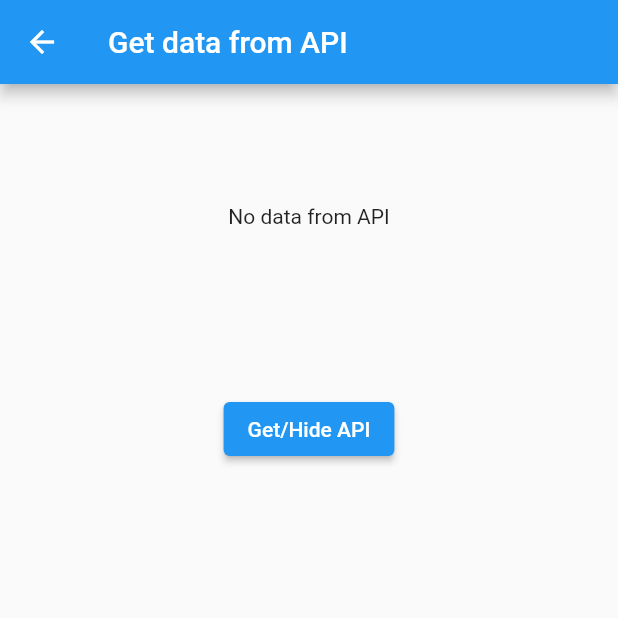
After one commit to tomyamGTX/aqwise_tutorial, a Flutter app: the APIScreen screen opened directly, after a tap on "Get/Hide API", on a phone screen of 412 x 824 dp, the top half of it. The commit adds this screen. Run offline on Flutter 3.47's test engine with Material 2 defaults, Android fonts, the phone set to English and light mode, and no system bars; our stand-ins replace device_info_plus, firebase_auth, firebase_core, flutter_credit_card, get_storage, package_info_plus and 1 more; missing offline and left inert: tree_view; accounts and stored records are empty; generated files the repository leaves out were written again; network calls fail.

Commit message:
fetch from api and display based on existance from data

```diff
--- /dev/null
+++ b/lib/api/api.screen.dart
@@ -0,0 +1,101 @@
+import 'dart:convert';
+
+import 'package:flutter/material.dart';
+import 'package:http/http.dart' as http;
+
+class APIScreen extends StatefulWidget {
+  const APIScreen({Key? key}) : super(key: key);
+
+  @override
+  State<APIScreen> createState() => _APIScreenState();
+}
+
+class _APIScreenState extends State<APIScreen> {
+  var dataMain;
+  Future<void> getPsts() async {
+    var url = Uri.parse(
+        'https://stage.tsbdev.co/api/v1/content?clientContentId=Client-Story-Id-1&clientId=5f92a62013332e0f667794dc');
+    var response = await http.get(url);
+    if (response.statusCode == 200) {
+      setState(() {});
+      dataMain = jsonDecode(response.body);
+      print("dataMain");
+      print(dataMain);
+      print("dataMain");
+    } else {
+      throw Exception('Failed to load album');
+    }
+  }
+
+  bool visible = false;
+
+  @override
+  Widget build(BuildContext context) {
+    return Scaffold(
+        appBar: AppBar(
+          title: const Text('Get data from API'),
+        ),
+        body: Center(
+          child: Column(
+            children: [
+              Visibility(
+                  visible: !visible,
+                  child: const Padding(
+                    padding: EdgeInsets.all(80.0),
+                    child: Text('No data from API'),
+                  )),
+              Visibility(
+                visible: dataMain == null
+                    ? false
+                    : dataMain["validPass"] == null
+                        ? false
+                        : true,
+                child: ListTile(
+                  title: Text(dataMain != null && dataMain["validPass"] == null
+                      ? 'Data NotFrom Valid Pass'
+                      : 'Data From Valid Pass'),
+                  tileColor: Colors.amber,
+                  subtitle: Text(
+                    dataMain == null
+                        ? ""
+                        : "${dataMain["validPass"] == null ? 'No hrs' : dataMain["validPass"]['duration'] ?? 'No data'} - hrs unlimited access to premium content",
+                  ),
+                ),
+              ),
+              //todo:to indicate no validPass. you can remove this
+              Visibility(
+                visible: dataMain == null
+                    ? false
+                    : dataMain["validPass"] == null
+                        ? visible
+                            ? true
+                            : false
+                        : false,
+                child: ListTile(
+                  title: Text(dataMain != null && dataMain["validPass"] == null
+                      ? 'No data From Valid Pass'
+                      : 'Data From Valid Pass'),
+                  tileColor: Colors.amber,
+                  subtitle: Text(
+                    dataMain == null
+                        ? ""
+                        : "${dataMain["validPass"] == null ? '0' : dataMain["validPass"]['duration'] ?? 'No data'} - hrs unlimited access to premium content",
+                  ),
+                ),
+              ),
+              Padding(
+                padding: const EdgeInsets.all(30.0),
+                child: ElevatedButton(
+                    onPressed: () async {
+                      await getPsts();
+                      setState(() {
+                        visible = !visible;
+                      });
+                    },
+                    child: const Text('Get/Hide API')),
+              )
+            ],
+          ),
+        ));
+  }
+}
--- a/lib/email/email.js.dart
+++ b/lib/email/email.js.dart
@@ -204,7 +204,7 @@ class EmailScreenState extends State<EmailScreen> {
                             exit(0);
                           },
                           style: ElevatedButton.styleFrom(
-                              primary: Colors.red.shade800),
+                              backgroundColor: Colors.red.shade800),
                           child: const Text('Yes'),
                         ),
                       ),
@@ -218,7 +218,7 @@ class EmailScreenState extends State<EmailScreen> {
                           Navigator.of(context).pop();
                         },
                         style: ElevatedButton.styleFrom(
-                          primary: Colors.white,
+                          backgroundColor: Colors.white,
                         ),
                         child: const Text('No',
                             style: TextStyle(color: Colors.black)),
--- a/lib/main.dart
+++ b/lib/main.dart
@@ -9,6 +9,7 @@ import 'package:flutter/material.dart';
 import 'package:get_storage/get_storage.dart';
 import 'package:provider/provider.dart';
 
+import 'api/api.screen.dart';
 import 'auth/login.dart';
 import 'edit.module/edit.module.dart';
 import 'email/email.js.dart';
@@ -140,6 +141,14 @@ class _MyHomePageState extends State<MyHomePage> {
                             builder: (context) => const EditModule()));
                   },
                   child: const Text('Edit Module')),
+              ElevatedButton(
+                  onPressed: () {
+                    Navigator.push(
+                        context,
+                        MaterialPageRoute(
+                            builder: (context) => const APIScreen()));
+                  },
+                  child: const Text('Get data from API')),
             ],
           ),
         ),
```
Also changed, not shown: pubspec.lock, 1 other file.
